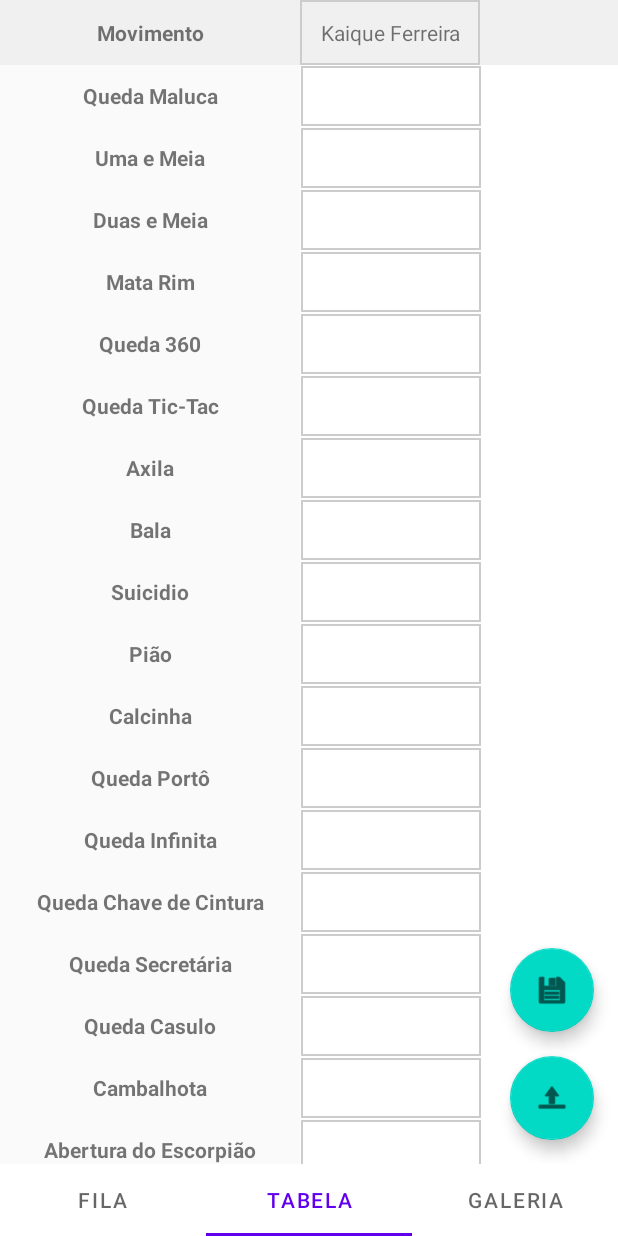
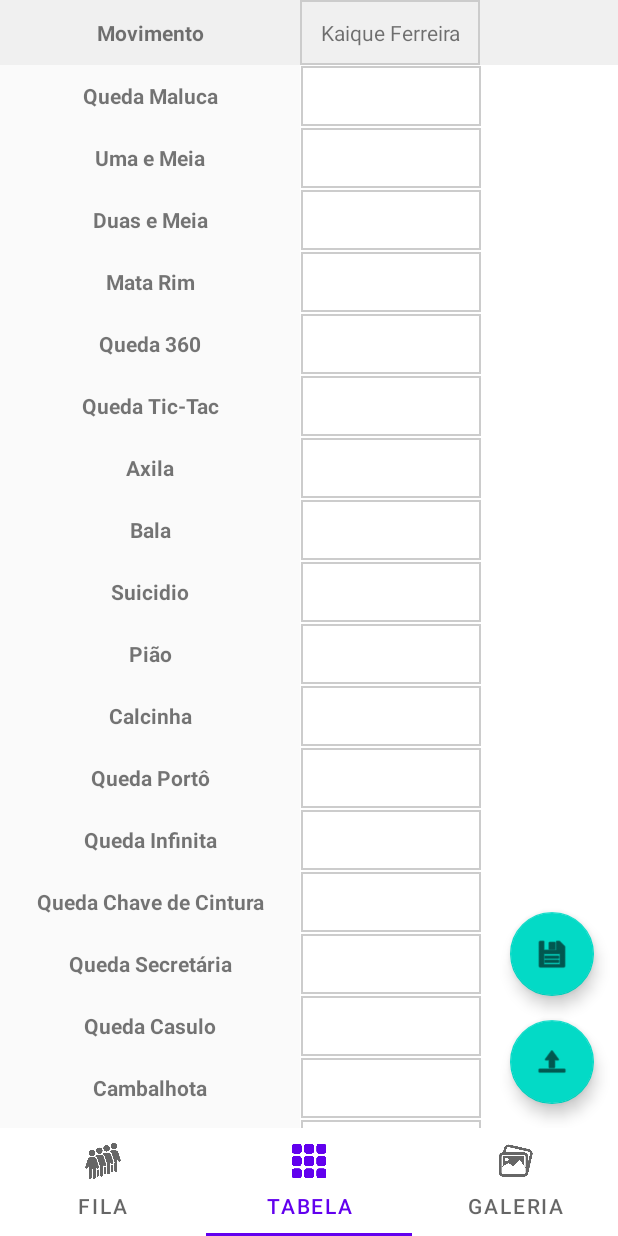
Before and after one commit to krodfer/silkApp, an Android app: the screen it shows after launch (MainActivity), item 2 of the bottom bar chosen, on a phone screen of 412 x 824 dp. Run offline under Robolectric (Android 15) with nearby library versions, the phone set to English and light mode, and no system bars; our stand-ins replace FlexboxLayout.

Commit message:
Adding icons

```diff
--- a/app/src/main/java/com/example/ufabcirco/MainActivity.java
+++ b/app/src/main/java/com/example/ufabcirco/MainActivity.java
@@ -3,9 +3,9 @@ package com.example.ufabcirco;
 import android.os.Bundle;
 import androidx.appcompat.app.AppCompatActivity;
 import androidx.viewpager2.widget.ViewPager2;
+import com.example.ufabcirco.adapter.SectionsPagerAdapter;
 import com.google.android.material.tabs.TabLayout;
 import com.google.android.material.tabs.TabLayoutMediator;
-import com.example.ufabcirco.adapter.SectionsPagerAdapter;
 
 public class MainActivity extends AppCompatActivity {
 
@@ -14,13 +14,23 @@ public class MainActivity extends AppCompatActivity {
         super.onCreate(savedInstanceState);
         setContentView(R.layout.activity_main);
 
+        ViewPager2 viewPager = findViewById(R.id.view_pager_main);
+        TabLayout tabLayout = findViewById(R.id.tab_layout);
+
         SectionsPagerAdapter sectionsPagerAdapter = new SectionsPagerAdapter(getSupportFragmentManager(), getLifecycle());
-        ViewPager2 viewPager = findViewById(R.id.view_pager_main);
         viewPager.setAdapter(sectionsPagerAdapter);
 
-        TabLayout tabLayout = findViewById(R.id.tab_layout);
-        new TabLayoutMediator(tabLayout, viewPager,
-                (tab, position) -> tab.setText(sectionsPagerAdapter.getPageTitle(position))
-        ).attach();
+        viewPager.setUserInputEnabled(false);
+
+        int[] tabIcons = {
+                R.drawable.ic_fila,
+                R.drawable.ic_tabela,
+                R.drawable.ic_galeria
+        };
+
+        new TabLayoutMediator(tabLayout, viewPager, (tab, position) -> {
+            tab.setText(sectionsPagerAdapter.getPageTitle(position));
+            tab.setIcon(tabIcons[position]);
+        }).attach();
     }
 }
```
Also changed, not shown: app/src/main/res/drawable/ic_fila.png (renamed from app/src/main/res/drawable/icon/ic_fila.png), app/src/main/res/drawable/ic_galeria.png (renamed from app/src/main/res/drawable/icon/ic_galeria.png), app/src/main/res/drawable/ic_tabela.png (renamed from app/src/main/res/drawable/icon/ic_tabela.png), 3 other files.
